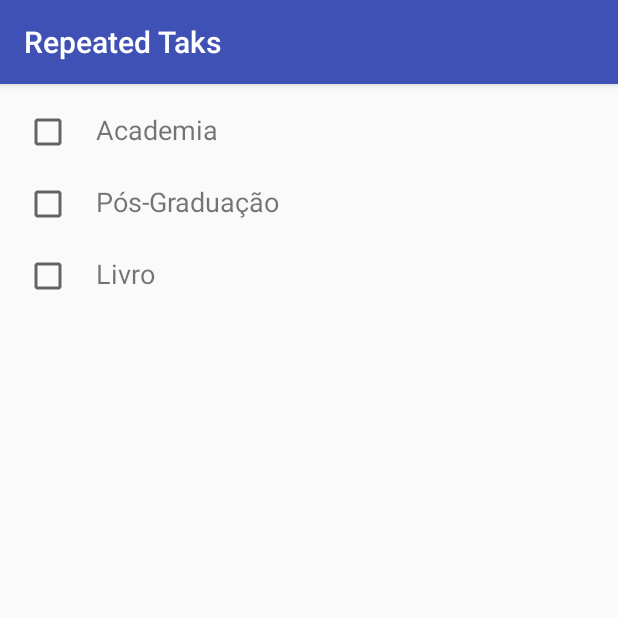
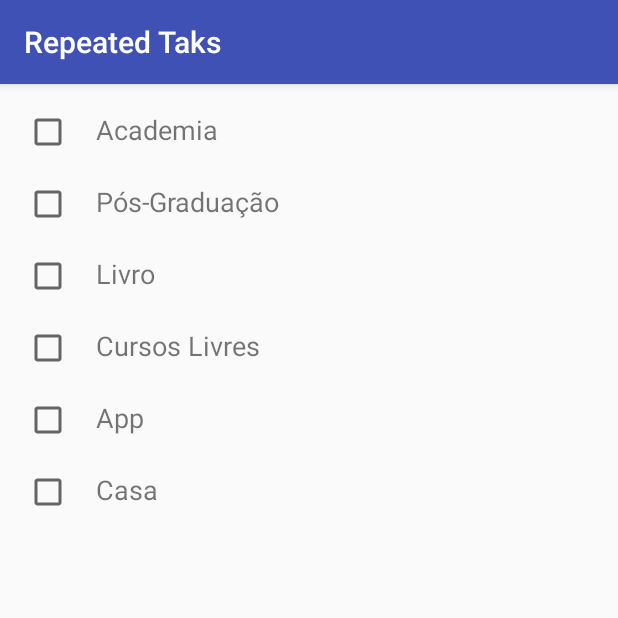
Before and after one commit to gamartins/RepeatedTasks, an Android app: the screen it shows after launch (MainActivity), on a phone screen of 412 x 824 dp, the top half of it. Run offline under Robolectric (Android 15) with nearby library versions, the phone set to English and light mode, and no system bars.

Commit message:
Reiniciando as tarefas diariamente

```diff
--- a/app/src/main/java/br/com/martinsdev/repeatedtaks/MainActivity.java
+++ b/app/src/main/java/br/com/martinsdev/repeatedtaks/MainActivity.java
@@ -1,15 +1,14 @@
 package br.com.martinsdev.repeatedtaks;
 
+import android.app.AlarmManager;
+import android.os.Bundle;
 import android.support.v7.app.AppCompatActivity;
-import android.os.Bundle;
 import android.support.v7.widget.LinearLayoutManager;
 import android.support.v7.widget.RecyclerView;
-import android.widget.ListView;
-
-import java.util.ArrayList;
 
 import br.com.martinsdev.repeatedtaks.adapter.TaskAdapter;
-import br.com.martinsdev.repeatedtaks.model.Task;
+import br.com.martinsdev.repeatedtaks.model.SingletonTaskList;
+import br.com.martinsdev.repeatedtaks.util.alarm.Alarm;
 
 public class MainActivity extends AppCompatActivity {
 
@@ -18,15 +17,6 @@ public class MainActivity extends AppCompatActivity {
         super.onCreate(savedInstanceState);
         setContentView(R.layout.activity_main);
 
-        Task task01 = new Task("Academia");
-        Task task02 = new Task("Pós-Graduação");
-        Task task03 = new Task("Livro");
-
-        ArrayList<Task> tasks = new ArrayList<>();
-        tasks.add(task01);
-        tasks.add(task02);
-        tasks.add(task03);
-
         RecyclerView recyclerView = (RecyclerView) findViewById(R.id.task_list);
         recyclerView.setHasFixedSize(true);
 
@@ -34,8 +24,10 @@ public class MainActivity extends AppCompatActivity {
         layoutManager.setOrientation(LinearLayoutManager.VERTICAL);
         recyclerView.setLayoutManager(layoutManager);
 
-        TaskAdapter adapter = new TaskAdapter(tasks);
+        TaskAdapter adapter = new TaskAdapter(SingletonTaskList.getTasks());
         recyclerView.setAdapter(adapter);
+
+        Alarm.setAlarm(MainActivity.this, 4, 0, AlarmManager.INTERVAL_DAY);
 
     }
 }
--- a/app/src/main/java/br/com/martinsdev/repeatedtaks/adapter/TaskAdapter.java
+++ b/app/src/main/java/br/com/martinsdev/repeatedtaks/adapter/TaskAdapter.java
@@ -1,13 +1,12 @@
 package br.com.martinsdev.repeatedtaks.adapter;
 
-import android.content.Context;
 import android.support.v7.widget.RecyclerView;
 import android.view.LayoutInflater;
 import android.view.View;
 import android.view.ViewGroup;
+import android.widget.CompoundButton;
 
 import java.util.ArrayList;
-import java.util.List;
 
 import br.com.martinsdev.repeatedtaks.R;
 import br.com.martinsdev.repeatedtaks.model.Task;
@@ -31,7 +30,17 @@ public class TaskAdapter extends RecyclerView.Adapter<TaskViewHolder> {
 
     @Override
     public void onBindViewHolder(TaskViewHolder holder, int position) {
-        holder.nome_tarefa.setText(tasks.get(position).getName());
+        final int tempPosition = position;
+        holder.taskName.setText(tasks.get(position).getName());
+        holder.checkBoxName.setOnCheckedChangeListener(new CompoundButton.OnCheckedChangeListener() {
+            @Override
+            public void onCheckedChanged(CompoundButton compoundButton, boolean checkBoxStatus) {
+                if (checkBoxStatus){
+                    tasks.remove(tempPosition);
+                    notifyDataSetChanged();
+                }
+            }
+        });
     }
 
     @Override
--- a/app/src/main/java/br/com/martinsdev/repeatedtaks/adapter/TaskViewHolder.java
+++ b/app/src/main/java/br/com/martinsdev/repeatedtaks/adapter/TaskViewHolder.java
@@ -2,6 +2,7 @@ package br.com.martinsdev.repeatedtaks.adapter;
 
 import android.support.v7.widget.RecyclerView;
 import android.view.View;
+import android.widget.CheckBox;
 import android.widget.TextView;
 
 import br.com.martinsdev.repeatedtaks.R;
@@ -10,11 +11,14 @@ import br.com.martinsdev.repeatedtaks.R;
  * Created by gabriel on 10/4/16.
  */
 public class TaskViewHolder extends RecyclerView.ViewHolder {
-    public TextView nome_tarefa;
+    public TextView taskName;
+    public CheckBox checkBoxName;
 
     public TaskViewHolder(View itemView) {
         super(itemView);
 
-        nome_tarefa = (TextView) itemView.findViewById(R.id.item_nome);
+        taskName = (TextView) itemView.findViewById(R.id.item_nome);
+        checkBoxName = (CheckBox) itemView.findViewById(R.id.item_checkbox);
+        checkBoxName.setChecked(false);
     }
 }
--- /dev/null
+++ b/app/src/main/java/br/com/martinsdev/repeatedtaks/model/SingletonTaskList.java
@@ -0,0 +1,49 @@
+package br.com.martinsdev.repeatedtaks.model;
+
+import java.util.ArrayList;
+import java.util.Arrays;
+
+/**
+ * Created by gabriel on 10/14/16.
+ */
+
+public class SingletonTaskList {
+    private static final SingletonTaskList INSTANCE = new SingletonTaskList();
+    private static ArrayList<Task> tasks;
+
+    private SingletonTaskList() {
+        Task task01 = new Task("Academia");
+        Task task02 = new Task("Pós-Graduação");
+        Task task03 = new Task("Livro");
+        Task task04 = new Task("Cursos Livres");
+        Task task05 = new Task("App");
+        Task task06 = new Task("Casa");
+
+        tasks = new ArrayList<>();
+        tasks.addAll(Arrays.asList(task01, task02, task03, task04, task05, task06));
+    }
+
+    public static synchronized SingletonTaskList getInstance(){
+        return INSTANCE;
+    }
+
+    public static ArrayList<Task> getTasks() {
+        return tasks;
+    }
+
+    public static void setTasks(ArrayList<Task> tasks) {
+        SingletonTaskList.tasks = tasks;
+    }
+
+    public static void resetTasks(){
+        Task task01 = new Task("Academia");
+        Task task02 = new Task("Pós-Graduação");
+        Task task03 = new Task("Livro");
+        Task task04 = new Task("Cursos Livres");
+        Task task05 = new Task("App");
+        Task task06 = new Task("Casa");
+
+        tasks = new ArrayList<>();
+        tasks.addAll(Arrays.asList(task01, task02, task03, task04, task05, task06));
+    }
+}
--- /dev/null
+++ b/app/src/main/java/br/com/martinsdev/repeatedtaks/util/alarm/Alarm.java
@@ -0,0 +1,31 @@
+package br.com.martinsdev.repeatedtaks.util.alarm;
+
+import android.app.AlarmManager;
+import android.app.PendingIntent;
+import android.content.Context;
+import android.content.Intent;
+
+import java.util.Calendar;
+
+/**
+ * Created by gabriel on 10/14/16.
+ */
+
+public class Alarm {
+    private static Intent intent;
+    private static AlarmManager alarmManager;
+    private static PendingIntent alarmIntent;
+
+    public static void setAlarm(Context context, int hour_of_day, int minute, long repetition){
+        Calendar calendar = Calendar.getInstance();
+        calendar.setTimeInMillis(System.currentTimeMillis() );
+        calendar.set(Calendar.HOUR_OF_DAY, hour_of_day);
+        calendar.set(Calendar.MINUTE, minute);
+
+        intent = new Intent(context, AlarmReceiver.class);
+        alarmIntent = PendingIntent.getBroadcast(context, 0, intent, 0);
+        alarmManager = (AlarmManager) context.getSystemService(Context.ALARM_SERVICE);
+        alarmManager.setInexactRepeating(AlarmManager.RTC,
+        calendar.getTimeInMillis(), repetition, alarmIntent);
+    }
+}
--- a/build.gradle
+++ b/build.gradle
@@ -5,7 +5,7 @@ buildscript {
         jcenter()
     }
     dependencies {
-        classpath 'com.android.tools.build:gradle:2.1.3'
+        classpath 'com.android.tools.build:gradle:2.2.1'
 
         // NOTE: Do not place your application dependencies here; they belong
         // in the individual module build.gradle files
```
Also changed, not shown: app/src/main/AndroidManifest.xml (+6 -1 lines), app/src/main/java/br/com/martinsdev/repeatedtaks/util/alarm/AlarmReceiver.java (added, +25 -0 lines).
